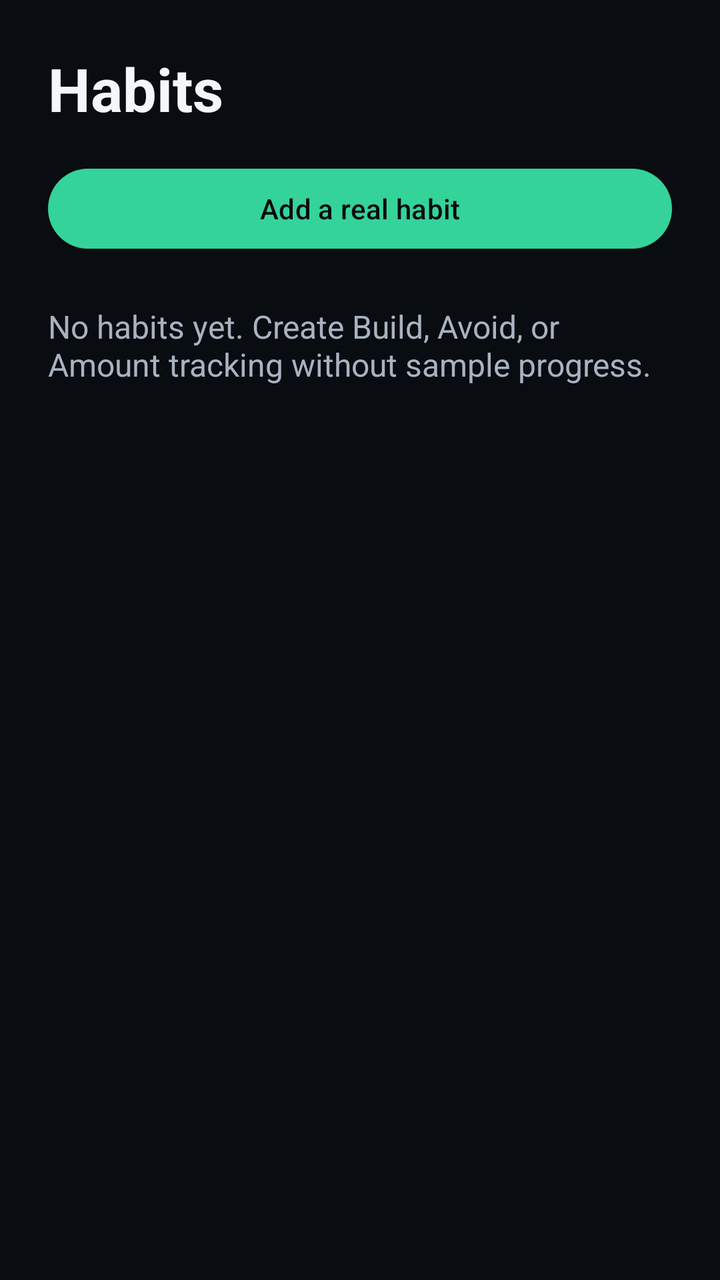
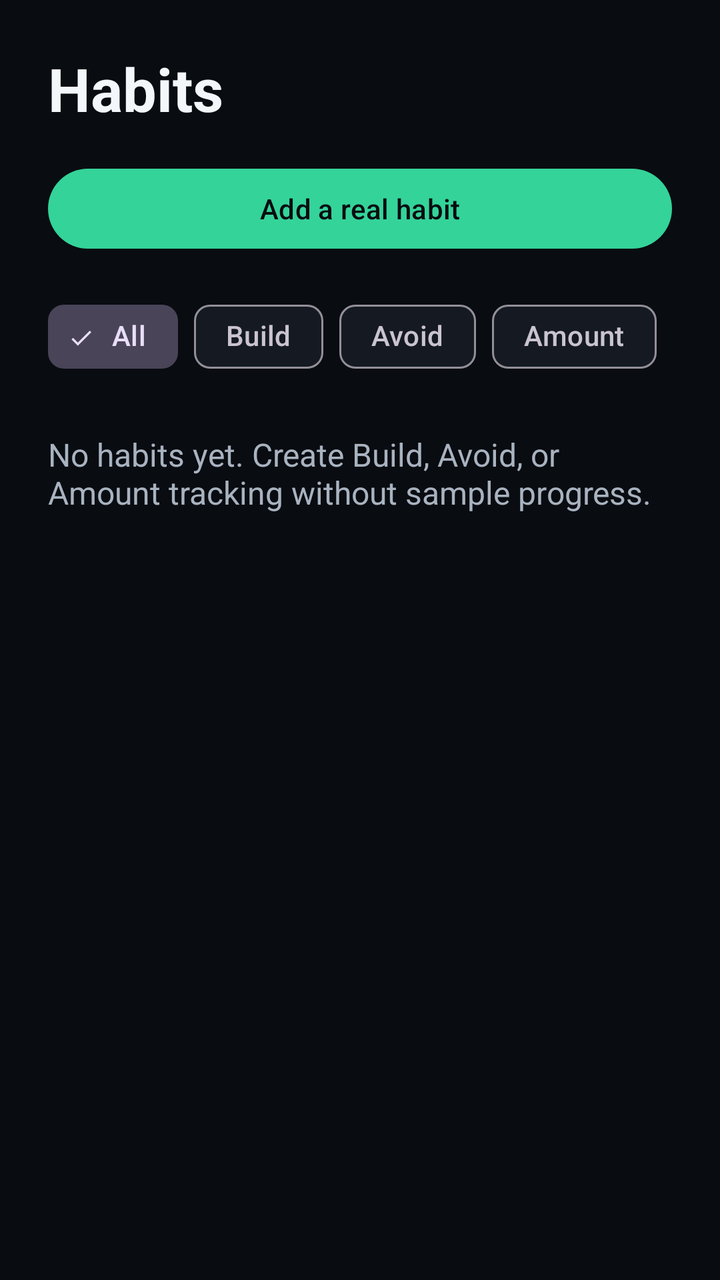

Before-and-after screenshots of an Android layout around one commit, followed by the original layout XML and the change that was made.
<!-- AndroidManifest.xml: application theme Theme.Prottasha -->
<!-- res/layout/fragment_habits.xml -->
<?xml version="1.0" encoding="utf-8"?>
<androidx.core.widget.NestedScrollView xmlns:android="http://schemas.android.com/apk/res/android"
    android:layout_width="match_parent"
    android:layout_height="match_parent">
    <LinearLayout
        android:layout_width="match_parent"
        android:layout_height="wrap_content"
        android:orientation="vertical"
        android:padding="@dimen/spacing_large">
        <TextView
            android:layout_width="match_parent"
            android:layout_height="wrap_content"
            android:text="@string/habits_title"
            android:textColor="@color/color_text_primary"
            android:textSize="@dimen/text_display"
            android:textStyle="bold" />
        <com.google.android.material.button.MaterialButton
            android:id="@+id/habits_add_button"
            style="@style/Widget.Prottasha.Button.Pill"
            android:layout_width="match_parent"
            android:layout_height="wrap_content"
            android:layout_marginTop="@dimen/spacing_medium"
            android:minHeight="@dimen/touch_target_min"
            android:text="@string/habits_add" />
        <TextView
            android:id="@+id/habits_empty"
            android:layout_width="match_parent"
            android:layout_height="wrap_content"
            android:layout_marginTop="@dimen/spacing_large"
            android:text="@string/habits_empty"
            android:textColor="@color/color_text_secondary"
            android:textSize="@dimen/text_body" />
        <LinearLayout
            android:id="@+id/habits_container"
            android:layout_width="match_parent"
            android:layout_height="wrap_content"
            android:layout_marginTop="@dimen/spacing_small"
            android:orientation="vertical" />
    </LinearLayout>
</androidx.core.widget.NestedScrollView>
<!-- resources referenced by this layout -->
<resources>
  <color name="color_text_primary">#F4F7FA</color>
  <color name="color_text_secondary">#A9B3C0</color>
  <dimen name="spacing_large">24dp</dimen>
  <dimen name="spacing_medium">16dp</dimen>
  <dimen name="spacing_small">8dp</dimen>
  <dimen name="text_body">16sp</dimen>
  <dimen name="text_display">30sp</dimen>
  <dimen name="touch_target_min">48dp</dimen>
  <string name="habits_add">Add a real habit</string>
  <string name="habits_empty">No habits yet. Create Build, Avoid, or Amount tracking without sample progress.</string>
  <string name="habits_title">Habits</string>
  <style name="Widget.Prottasha.Button.Pill" parent="Widget.Material3.Button">
          <item name="android:textColor">@color/color_on_hope</item>
          <item name="cornerRadius">@dimen/pill_button_radius</item>
          <item name="backgroundTint">@color/color_hope</item>
      </style>
  <style name="Theme.Prottasha" parent="Theme.Material3.Dark.NoActionBar">
          <item name="android:windowBackground">@color/color_background</item>
          <item name="android:colorBackground">@color/color_background</item>
          <item name="colorSurface">@color/color_surface</item>
          <item name="colorSurfaceVariant">@color/color_surface_raised</item>
          <item name="colorPrimary">@color/color_hope</item>
          <item name="colorOnPrimary">@color/color_on_hope</item>
          <item name="colorSecondary">@color/color_identity</item>
          <item name="colorOnSecondary">@color/color_on_identity</item>
          <item name="colorError">@color/color_crisis</item>
          <item name="colorOnError">@color/color_on_crisis</item>
          <item name="android:textColorPrimary">@color/color_text_primary</item>
          <item name="android:textColorSecondary">@color/color_text_secondary</item>
          <item name="android:navigationBarColor">@color/color_background</item>
          <item name="android:statusBarColor">@color/color_background</item>
          <item name="android:windowLightStatusBar">false</item>
      </style>
  <color name="color_on_hope">#090C11</color>
  <dimen name="pill_button_radius">28dp</dimen>
  <color name="color_hope">#34D399</color>
  <color name="color_background">#090C11</color>
  <color name="color_surface">#151A22</color>
  <color name="color_surface_raised">#202833</color>
  <color name="color_identity">#7C8DFF</color>
  <color name="color_on_identity">#090C11</color>
  <color name="color_crisis">#F87171</color>
  <color name="color_on_crisis">#090C11</color>
</resources>

<!-- the commit's change to res/layout/fragment_habits.xml (unified diff, before → after) -->
@@ -1,40 +1,105 @@
 <?xml version="1.0" encoding="utf-8"?>
-<androidx.core.widget.NestedScrollView xmlns:android="http://schemas.android.com/apk/res/android"
+<androidx.coordinatorlayout.widget.CoordinatorLayout xmlns:android="http://schemas.android.com/apk/res/android"
+    xmlns:app="http://schemas.android.com/apk/res-auto"
     android:layout_width="match_parent"
     android:layout_height="match_parent">
-    <LinearLayout
+
+    <androidx.core.widget.NestedScrollView
         android:layout_width="match_parent"
-        android:layout_height="wrap_content"
-        android:orientation="vertical"
-        android:padding="@dimen/spacing_large">
-        <TextView
+        android:layout_height="match_parent"
+        android:fillViewport="true">
+
+        <LinearLayout
             android:layout_width="match_parent"
             android:layout_height="wrap_content"
-            android:text="@string/habits_title"
-            android:textColor="@color/color_text_primary"
-            android:textSize="@dimen/text_display"
-            android:textStyle="bold" />
-        <com.google.android.material.button.MaterialButton
-            android:id="@+id/habits_add_button"
-            style="@style/Widget.Prottasha.Button.Pill"
-            android:layout_width="match_parent"
-            android:layout_height="wrap_content"
-            android:layout_marginTop="@dimen/spacing_medium"
-            android:minHeight="@dimen/touch_target_min"
-            android:text="@string/habits_add" />
-        <TextView
-            android:id="@+id/habits_empty"
-            android:layout_width="match_parent"
-            android:layout_height="wrap_content"
-            android:layout_marginTop="@dimen/spacing_large"
-            android:text="@string/habits_empty"
-            android:textColor="@color/color_text_secondary"
-            android:textSize="@dimen/text_body" />
-        <LinearLayout
-            android:id="@+id/habits_container"
-            android:layout_width="match_parent"
-            android:layout_height="wrap_content"
-            android:layout_marginTop="@dimen/spacing_small"
-            android:orientation="vertical" />
-    </LinearLayout>
-</androidx.core.widget.NestedScrollView>
+            android:orientation="vertical"
+            android:padding="@dimen/spacing_large">
+
+            <TextView
+                android:layout_width="match_parent"
+                android:layout_height="wrap_content"
+                android:text="@string/habits_title"
+                android:textColor="@color/color_text_primary"
+                android:textSize="@dimen/text_display"
+                android:textStyle="bold" />
+
+            <com.google.android.material.button.MaterialButton
+                android:id="@+id/habits_add_button"
+                style="@style/Widget.Prottasha.Button.Pill"
+                android:layout_width="match_parent"
+                android:layout_height="wrap_content"
+                android:layout_marginTop="@dimen/spacing_medium"
+                android:minHeight="@dimen/touch_target_min"
+                android:text="@string/habits_add" />
+
+            
+            <HorizontalScrollView
+                android:layout_width="match_parent"
+                android:layout_height="wrap_content"
+                android:layout_marginTop="@dimen/spacing_medium"
+                android:scrollbars="none">
+
+                <com.google.android.material.chip.ChipGroup
+                    android:id="@+id/habits_filter_group"
+                    android:layout_width="wrap_content"
+                    android:layout_height="wrap_content"
+                    app:singleSelection="true">
+
+                    <com.google.android.material.chip.Chip
+                        android:id="@+id/habits_filter_all"
+                        style="@style/Widget.Material3.Chip.Filter"
+                        android:layout_width="wrap_content"
+                        android:layout_height="wrap_content"
+                        android:checked="true"
+                        android:text="@string/habit_filter_all" />
+
+                    <com.google.android.material.chip.Chip
+                        android:id="@+id/habits_filter_build"
+                        style="@style/Widget.Material3.Chip.Filter"
+                        android:layout_width="wrap_content"
+                        android:layout_height="wrap_content"
+                        android:text="@string/habit_filter_build" />
+
+                    <com.google.android.material.chip.Chip
+                        android:id="@+id/habits_filter_avoid"
+                        style="@style/Widget.Material3.Chip.Filter"
+                        android:layout_width="wrap_content"
+                        android:layout_height="wrap_content"
+                        android:text="@string/habit_filter_avoid" />
+
+                    <com.google.android.material.chip.Chip
+                        android:id="@+id/habits_filter_amount"
+                        style="@style/Widget.Material3.Chip.Filter"
+                        android:layout_width="wrap_content"
+                        android:layout_height="wrap_content"
+                        android:text="@string/habit_filter_amount" />
+
+                    <com.google.android.material.chip.Chip
+                        android:id="@+id/habits_filter_archived"
+                        style="@style/Widget.Material3.Chip.Filter"
+                        android:layout_width="wrap_content"
+                        android:layout_height="wrap_content"
+                        android:text="@string/habit_filter_archived" />
+                </com.google.android.material.chip.ChipGroup>
+            </HorizontalScrollView>
+
+            <TextView
+                android:id="@+id/habits_empty"
+                android:layout_width="match_parent"
+                android:layout_height="wrap_content"
+                android:layout_marginTop="@dimen/spacing_large"
+                android:text="@string/habits_empty"
+                android:textColor="@color/color_text_secondary"
+                android:textSize="@dimen/text_body" />
+
+            <LinearLayout
+                android:id="@+id/habits_container"
+                android:layout_width="match_parent"
+                android:layout_height="wrap_content"
+                android:layout_marginTop="@dimen/spacing_small"
+                android:orientation="vertical" />
+
+        </LinearLayout>
+    </androidx.core.widget.NestedScrollView>
+
+</androidx.coordinatorlayout.widget.CoordinatorLayout>
<!-- resource entries referenced after the edit -->
@@ -8,6 +8,11 @@
   <dimen name="text_body">16sp</dimen>
   <dimen name="text_display">30sp</dimen>
   <dimen name="touch_target_min">48dp</dimen>
+  <string name="habit_filter_all">All</string>
+  <string name="habit_filter_amount">Amount</string>
+  <string name="habit_filter_archived">Archived</string>
+  <string name="habit_filter_avoid">Avoid</string>
+  <string name="habit_filter_build">Build</string>
   <string name="habits_add">Add a real habit</string>
   <string name="habits_empty">No habits yet. Create Build, Avoid, or Amount tracking without sample progress.</string>
   <string name="habits_title">Habits</string>
